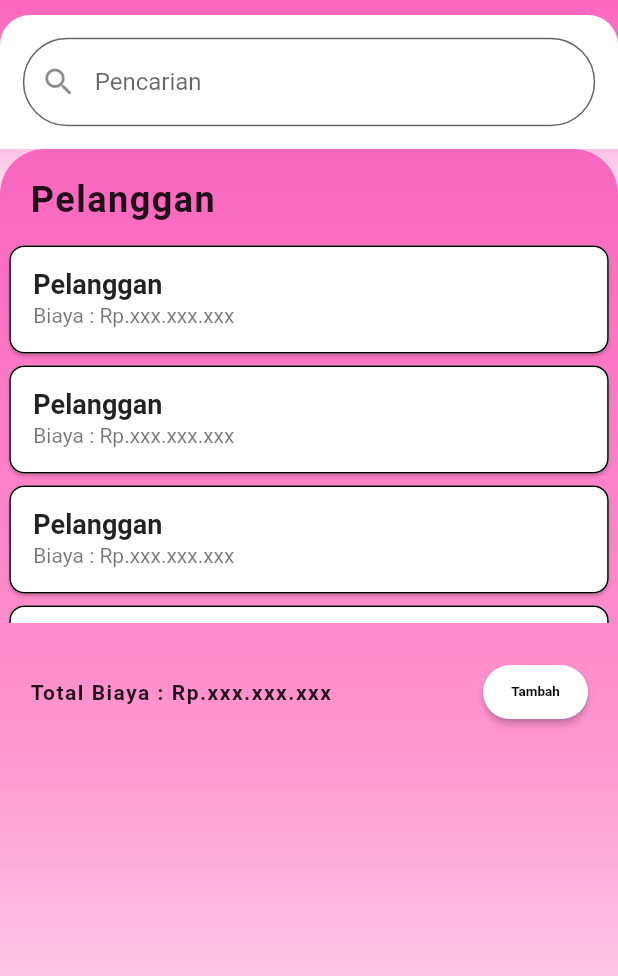
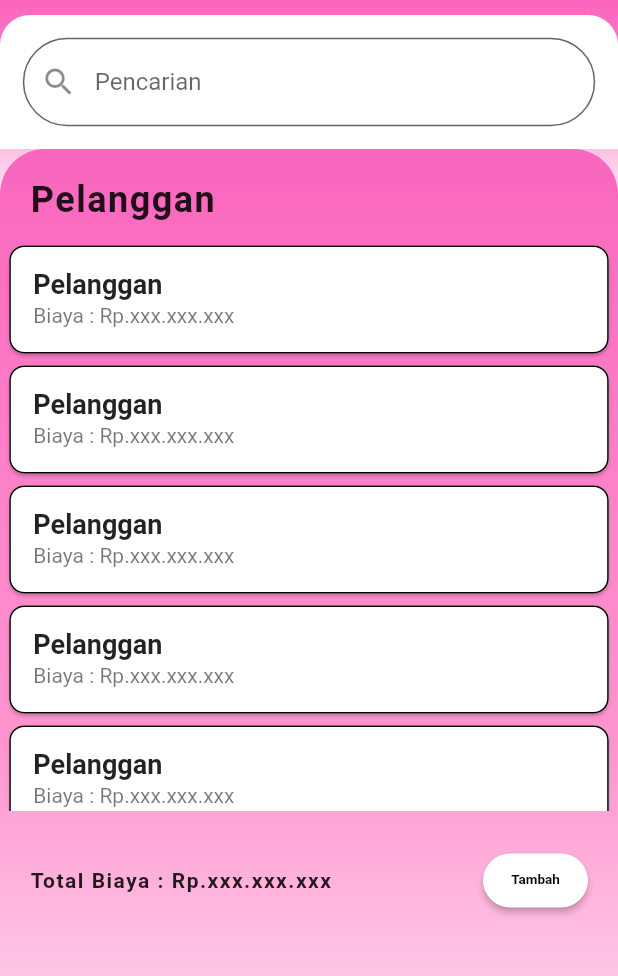
Before and after one commit to MmadIrfan/project_salon, a Flutter app: the PelangganView screen opened by its route, on a phone screen of 412 x 824 dp, the part 84-1060 px from its top. Run offline on Flutter 3.47's test engine with Material 2 defaults, Android fonts, the phone set to English and light mode, and no system bars; our stand-ins replace get.

Commit message:
pelanggan ukuran

```diff
--- a/lib/app/modules/pelanggan/views/pelanggan_view.dart
+++ b/lib/app/modules/pelanggan/views/pelanggan_view.dart
@@ -145,7 +145,7 @@ class PelangganView extends GetView<PelangganController> {
                             ),
                           ),
                           padding: const EdgeInsets.all(2.2),
-                          height: 260,
+                          height: 385.6,
                           child: ListView.builder(
                               itemCount: 10,
                               itemBuilder: (context, i) {
```
